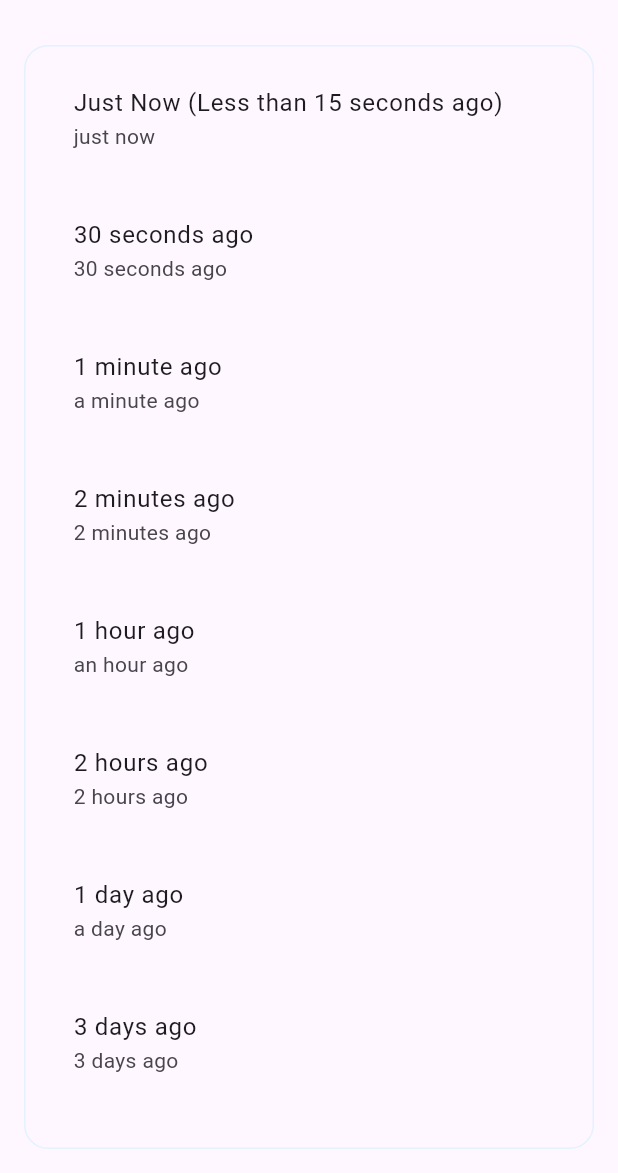
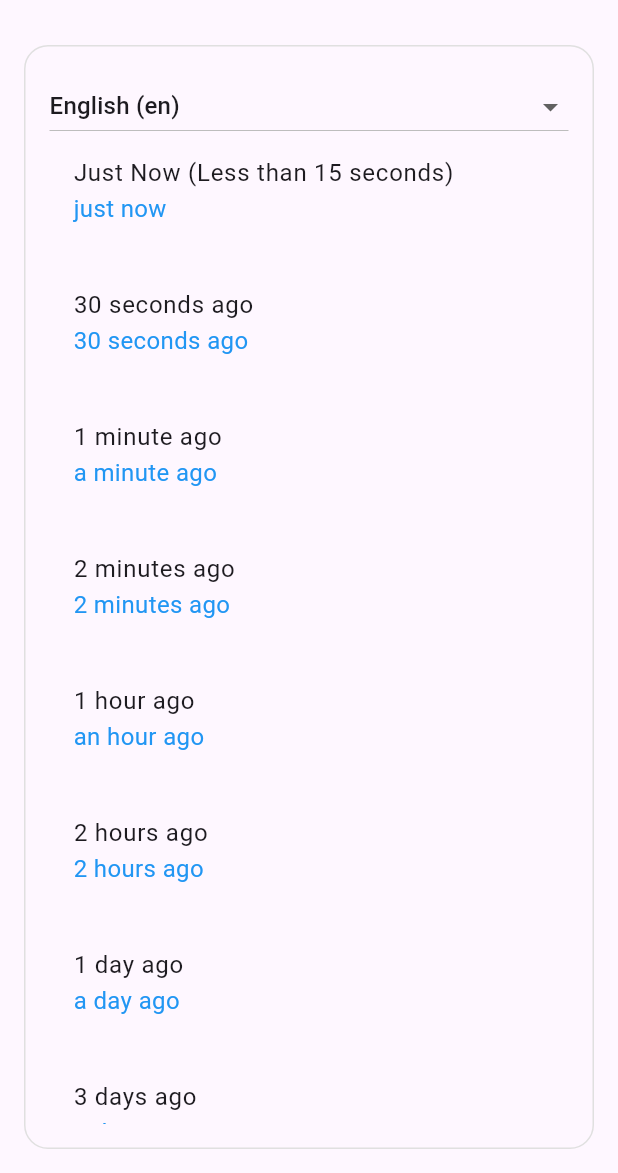
Before and after one commit to nixrajput/get-time-ago, a Flutter app: the screen it shows after launch, on a phone screen of 412 x 824 dp, the part 63-1236 px from its top. Run offline on Flutter 3.47's test engine with Material 3 defaults, Android fonts, the light colour scheme and no system bars.

Commit message:
Updated to v2.1.0

```diff
--- a/example/lib/main.dart
+++ b/example/lib/main.dart
@@ -26,11 +26,43 @@ class GetTimeAgoExampleApp extends StatelessWidget {
   }
 }
 
-class GetTimeAgoExampleScreen extends StatelessWidget {
+class GetTimeAgoExampleScreen extends StatefulWidget {
+  @override
+  State<GetTimeAgoExampleScreen> createState() =>
+      _GetTimeAgoExampleScreenState();
+}
+
+const Map<String, String> languageNames = {
+  'ar': 'Arabic',
+  'en': 'English',
+  'es': 'Spanish',
+  'fa': 'Persian (Farsi)',
+  'fr': 'French',
+  'hi': 'Hindi',
+  'pt': 'Portuguese (Brazil)',
+  'br': 'Portuguese (Brazil alternate)',
+  'zh': 'Simplified Chinese',
+  'zh_tr': 'Traditional Chinese',
+  'ja': 'Japanese',
+  'oc': 'Occitan',
+  'ko': 'Korean',
+  'de': 'German',
+  'id': 'Indonesian',
+  'tr': 'Turkish',
+  'ur': 'Urdu',
+  'vi': 'Vietnamese',
+  'ro': 'Romanian',
+  'nl': 'Dutch',
+};
+
+class _GetTimeAgoExampleScreenState extends State<GetTimeAgoExampleScreen> {
   // Helper function to get the DateTime relative to now
   DateTime _getRelativeDateTime(Duration duration) {
     return DateTime.now().subtract(duration);
   }
+
+  // Variable to hold the selected language code
+  String? _selectedLanguage = Data.defaultLocale;
 
   @override
   Widget build(BuildContext context) {
@@ -47,17 +79,40 @@ class GetTimeAgoExampleScreen extends StatelessWidget {
             margin: const EdgeInsets.all(16),
             decoration: BoxDecoration(
               borderRadius: const BorderRadius.all(Radius.circular(16.0)),
-              border: Border.all(color: Colors.blue.shade50),
+              border: Border.all(color: Colors.grey.shade300),
             ),
+            child: Column(
+              children: [
+                DropdownButton<String>(
+                  borderRadius: const BorderRadius.all(Radius.circular(16.0)),
+                  isExpanded: true,
+                  hint: const Text("Select Locale"),
+                  value: _selectedLanguage,
+                  onChanged: (String? newValue) {
+                    setState(() {
+                      _selectedLanguage = newValue;
+                    });
+                  },
+                  items: languageNames.entries.map((entry) {
+                    var code = entry.key;
+                    var name = entry.value;
+                    return DropdownMenuItem<String>(
+                      value: code,
+                      child: Text('$name ($code)'),
+                    );
+                  }).toList(),
+                ),
+                Expanded(
                   child: ListView(
                     shrinkWrap: true,
                     physics: const BouncingScrollPhysics(),
                     children: [
                       _buildExampleTile(
                         context,
-                  'Just Now (Less than 15 seconds ago)',
+                        'Just Now (Less than 15 seconds)',
                         GetTimeAgo.parse(
                           _getRelativeDateTime(const Duration(seconds: 10)),
+                          locale: _selectedLanguage,
                         ),
                       ),
                       _buildExampleTile(
@@ -65,6 +120,7 @@ class GetTimeAgoExampleScreen extends StatelessWidget {
                         '30 seconds ago',
                         GetTimeAgo.parse(
                           _getRelativeDateTime(const Duration(seconds: 30)),
+                          locale: _selectedLanguage,
                         ),
                       ),
                       _buildExampleTile(
@@ -72,6 +128,7 @@ class GetTimeAgoExampleScreen extends StatelessWidget {
                         '1 minute ago',
                         GetTimeAgo.parse(
                           _getRelativeDateTime(const Duration(minutes: 1)),
+                          locale: _selectedLanguage,
                         ),
                       ),
                       _buildExampleTile(
@@ -79,6 +136,7 @@ class GetTimeAgoExampleScreen extends StatelessWidget {
                         '2 minutes ago',
                         GetTimeAgo.parse(
                           _getRelativeDateTime(const Duration(minutes: 2)),
+                          locale: _selectedLanguage,
                         ),
                       ),
                       _buildExampleTile(
@@ -86,6 +144,7 @@ class GetTimeAgoExampleScreen extends StatelessWidget {
                         '1 hour ago',
                         GetTimeAgo.parse(
                           _getRelativeDateTime(const Duration(hours: 1)),
+                          locale: _selectedLanguage,
                         ),
                       ),
                       _buildExampleTile(
@@ -93,6 +152,7 @@ class GetTimeAgoExampleScreen extends StatelessWidget {
                         '2 hours ago',
                         GetTimeAgo.parse(
                           _getRelativeDateTime(const Duration(hours: 2)),
+                          locale: _selectedLanguage,
                         ),
                       ),
                       _buildExampleTile(
@@ -100,6 +160,7 @@ class GetTimeAgoExampleScreen extends StatelessWidget {
                         '1 day ago',
                         GetTimeAgo.parse(
                           _getRelativeDateTime(const Duration(days: 1)),
+                          locale: _selectedLanguage,
                         ),
                       ),
                       _buildExampleTile(
@@ -107,13 +168,15 @@ class GetTimeAgoExampleScreen extends StatelessWidget {
                         '3 days ago',
                         GetTimeAgo.parse(
                           _getRelativeDateTime(const Duration(days: 3)),
+                          locale: _selectedLanguage,
                         ),
                       ),
                       _buildExampleTile(
                         context,
-                  '10 days ago',
+                        '10 days ago (beyond 7 days)',
                         GetTimeAgo.parse(
                           _getRelativeDateTime(const Duration(days: 10)),
+                          locale: _selectedLanguage,
                         ),
                       ),
                       _buildExampleTile(
@@ -124,6 +187,10 @@ class GetTimeAgoExampleScreen extends StatelessWidget {
                             const Duration(days: 10),
                           ),
                           pattern: 'yyyy-MM-dd',
+                          locale: _selectedLanguage,
+                        ),
+                      ),
+                    ],
                   ),
                 ),
               ],
@@ -137,7 +204,13 @@ class GetTimeAgoExampleScreen extends StatelessWidget {
   Widget _buildExampleTile(BuildContext context, String title, String timeAgo) {
     return ListTile(
       title: Text(title),
-      subtitle: Text(timeAgo),
+      subtitle: Text(
+        timeAgo,
+        style: const TextStyle(
+          color: Colors.blue,
+          fontSize: 16,
+        ),
+      ),
       isThreeLine: true,
     );
   }
--- a/pubspec.yaml
+++ b/pubspec.yaml
@@ -1,7 +1,7 @@
 name: get_time_ago
 description: A Dart package to convert and format `DateTime` objects into human-readable 'time ago' strings like '20 seconds ago', 'a minute ago', or '7 hours ago'.
 
-version: 2.0.0
+version: 2.1.0
 
 homepage: https://pub.dev/packages/get_time_ago
 repository: https://github.com/nixrajput/get-time-ago
@@ -14,7 +14,7 @@ dependencies:
   intl: ">=0.18.0 <0.20.0"
 
 dev_dependencies:
-  lints: ^4.0.0
+  lints: ^5.0.0
   test: ^1.25.8
 
 topics:
@@ -25,5 +25,5 @@ topics:
 
 funding:
   - https://ko-fi.com/nixrajput
-  - https://www.buymeacoffee.com/nixrajput
+  - https://buymeacoffee.com/nixrajput
   - https://github.com/sponsors/nixrajput
```
Also changed, not shown: 2 other files. Lines whose indentation alone changed are shown as unchanged.
